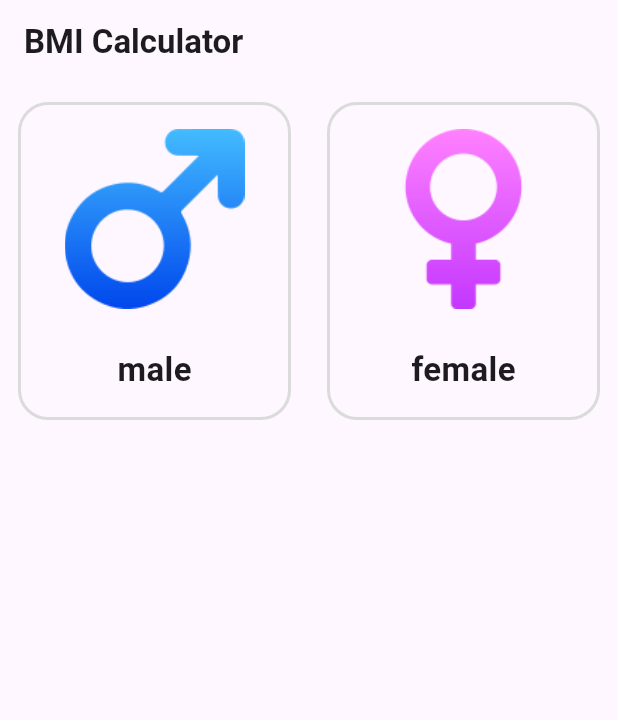
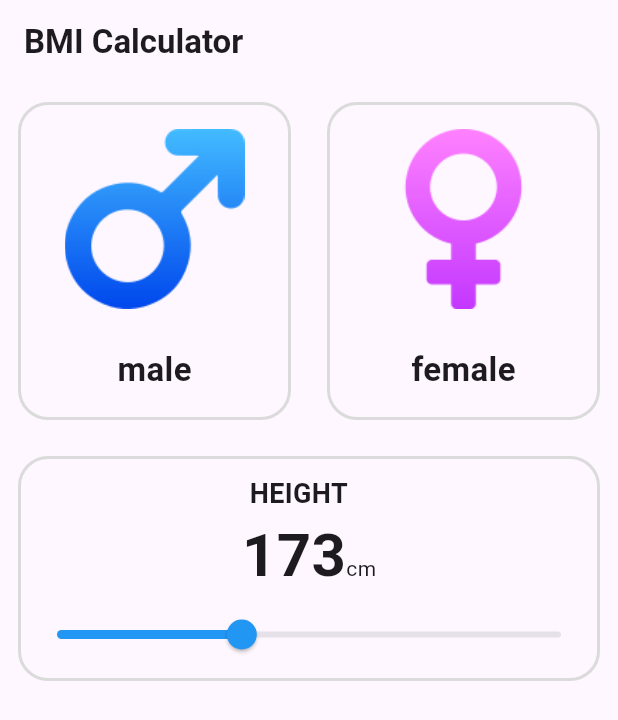
Before and after one commit to Mina176/bmi_calculator, a Flutter app: the screen it shows after launch, on a phone screen of 412 x 824 dp. Shown: the top 720 px of the screen. Run offline on Flutter 3.47's test engine with Material 3 defaults, Android fonts, the phone set to English and light mode, and no system bars.

Commit message:
create slider widget and height label

```diff
--- a/lib/main.dart
+++ b/lib/main.dart
@@ -30,6 +30,33 @@ class BmiCalculator extends StatelessWidget {
                   gender: 'female',
                 ),
               ],
+            ),
+            Padding(
+              padding: const EdgeInsets.all(12.0),
+              child: Container(
+                decoration: BoxDecoration(
+                  border: Border.all(
+                    width: 2,
+                    color: const Color.fromARGB(255, 219, 219, 219),
+                  ),
+                  borderRadius: BorderRadius.circular(20),
+                ),
+                height: 150,
+                width: double.infinity,
+                child: Column(
+                  children: [
+                    SizedBox(
+                      height: 10,
+                    ),
+                    Text(
+                      "HEIGHT   ",
+                      style:
+                          TextStyle(fontWeight: FontWeight.bold, fontSize: 18),
+                    ),
+                    CustomSlider()
+                  ],
+                ),
+              ),
             )
           ],
         ),
@@ -37,3 +64,43 @@ class BmiCalculator extends StatelessWidget {
     );
   }
 }
+
+class CustomSlider extends StatefulWidget {
+  const CustomSlider({
+    super.key,
+  });
+
+  @override
+  State<CustomSlider> createState() => _CustomSliderState();
+}
+
+class _CustomSliderState extends State<CustomSlider> {
+  double currentSliderPrimaryValue = 173;
+
+  @override
+  Widget build(BuildContext context) {
+    return Column(
+      children: [
+        RichText(
+          text: TextSpan(style: DefaultTextStyle.of(context).style, children: [
+            TextSpan(
+              text: currentSliderPrimaryValue.toInt().toString(),
+              style: TextStyle(fontSize: 40, fontWeight: FontWeight.bold),
+            ),
+            TextSpan(text: 'cm')
+          ]),
+        ),
+        Slider(
+            value: currentSliderPrimaryValue,
+            min: 140,
+            max: 230,
+            activeColor: Colors.blue,
+            onChanged: (value) {
+              setState(() {
+                currentSliderPrimaryValue = value;
+              });
+            }),
+      ],
+    );
+  }
+}
```
